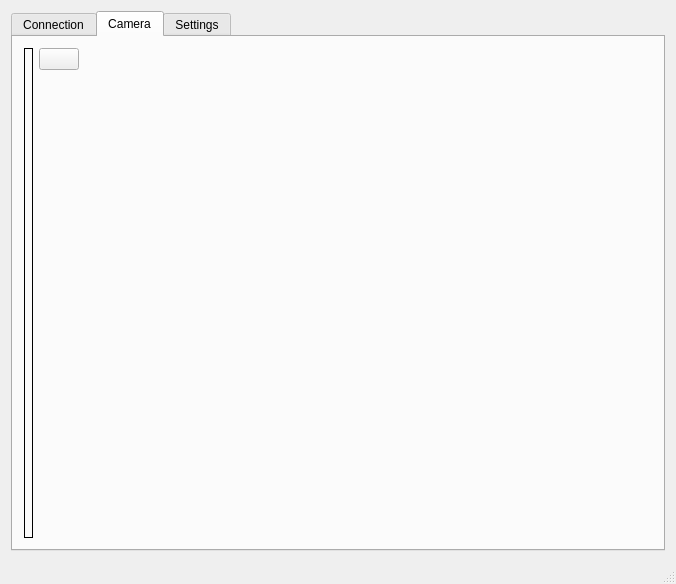
mvxe/MLA-CS, file mainwindow.ui: the form before one commit.
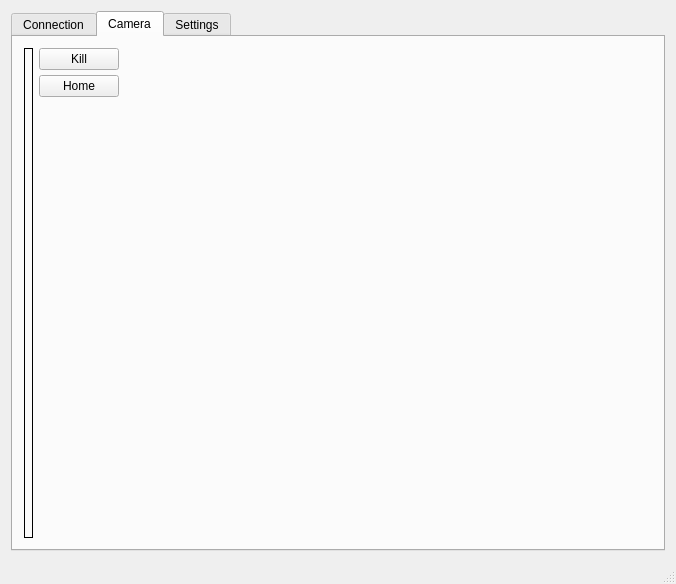
The form after the commit. The open tabs and pages were chosen to show the change. Icons and pictures are not drawn. Custom widgets are drawn as their Qt base class.

```diff
--- a/mainwindow.ui
+++ b/mainwindow.ui
@@ -218,7 +218,7 @@
        </attribute>
        <layout class="QGridLayout" name="gridLayout_5">
         <item row="0" column="2">
-         <layout class="QVBoxLayout" name="verticalLayout_3" stretch="0,0">
+         <layout class="QVBoxLayout" name="verticalLayout_3" stretch="0,0,0">
           <property name="spacing">
            <number>5</number>
           </property>
@@ -226,7 +226,33 @@
            <number>0</number>
           </property>
           <item>
-           <widget class="QPushButton" name="bt_webcam">
+           <widget class="QPushButton" name="btm_kill">
+            <property name="layoutDirection">
+             <enum>Qt::LeftToRight</enum>
+            </property>
+            <property name="autoFillBackground">
+             <bool>false</bool>
+            </property>
+            <property name="inputMethodHints">
+             <set>Qt::ImhNone</set>
+            </property>
+            <property name="text">
+             <string>Kill</string>
+            </property>
+            <property name="icon">
+             <iconset resource="icons/icon.qrc">
+              <normaloff>:/emblem-ok.svg</normaloff>:/emblem-ok.svg</iconset>
+            </property>
+            <property name="autoDefault">
+             <bool>false</bool>
+            </property>
+            <property name="flat">
+             <bool>false</bool>
+            </property>
+           </widget>
+          </item>
+          <item>
+           <widget class="QPushButton" name="btn_home">
             <property name="sizePolicy">
              <sizepolicy hsizetype="Minimum" vsizetype="Minimum">
               <horstretch>0</horstretch>
@@ -234,7 +260,7 @@
              </sizepolicy>
             </property>
             <property name="text">
-             <string/>
+             <string>Home</string>
             </property>
             <property name="icon">
              <iconset resource="icons/icon.qrc">
```
